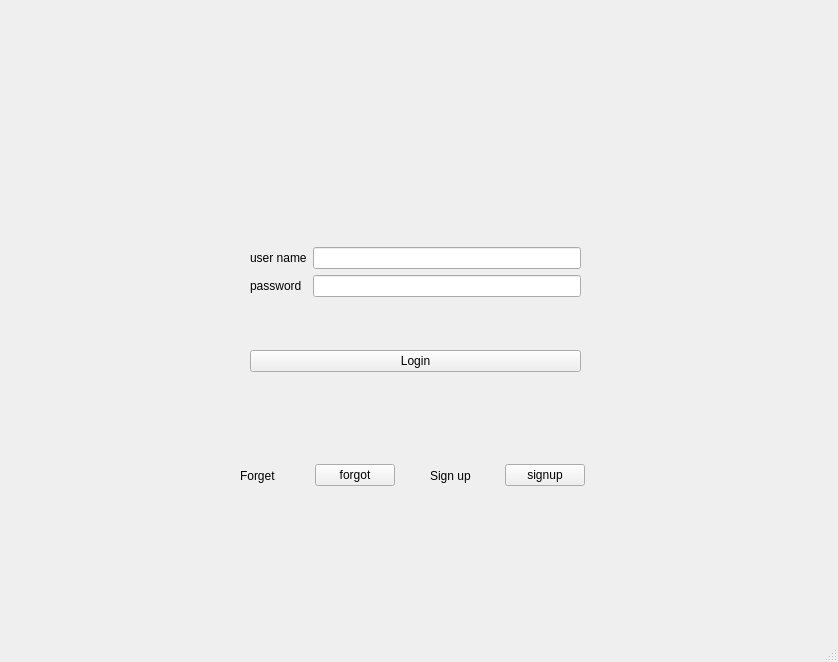
Above: Client/myclient.ui from amirsoleimani7/AP_Project before the change. Below: the same form after it.
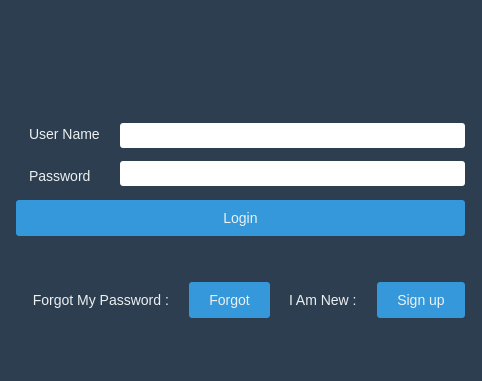
That is the form after the change.

```diff
--- a/Client/myclient.ui
+++ b/Client/myclient.ui
@@ -6,23 +6,128 @@
    <rect>
     <x>0</x>
     <y>0</y>
-    <width>838</width>
-    <height>662</height>
+    <width>482</width>
+    <height>381</height>
    </rect>
   </property>
   <property name="windowTitle">
    <string>myClient</string>
   </property>
+  <property name="styleSheet">
+   <string notr="true">QPushButton{
+  background-color: #3498db;
+  color: #ecf0f1;
+  padding: 10px 20px;
+  border: none;
+  border-radius: 3px;
+  cursor: pointer;
+  font-size: 14px;
+}
+QPushButton:hover {
+  background-color: #2980b9;
+}
+QLabel{
+  font-family: 'Arial', sans-serif;
+  background-color: #2c3e50;
+  color: #ecf0f1;
+  padding: 10px;
+  text-align: center;
+  font-size: 14px;
+}
+QLineEdit{
+  border-radius: 3px;
+  border: none;
+  Hight: 20px
+}
+QDialog
+{
+background-color: #2c3e50;
+}
+QMainWindow{
+  background-color: #2c3e50;
+}
+QMessageBox{
+	 background-color: #2c3e50;
+}
+QCombobox{
+  background-color: #2c3e50;
+  color: #ecf0f1;
+  padding: 10px 20px;
+  border: none;
+  border-radius: 3px;
+  cursor: pointer;
+}</string>
+  </property>
   <widget class="QWidget" name="centralwidget">
-   <widget class="QWidget" name="layoutWidget">
-    <property name="geometry">
-     <rect>
-      <x>250</x>
-      <y>200</y>
-      <width>331</width>
-      <height>221</height>
-     </rect>
-    </property>
+   <layout class="QGridLayout" name="gridLayout">
+    <item row="2" column="2">
+     <spacer name="horizontalSpacer_2">
+      <property name="orientation">
+       <enum>Qt::Horizontal</enum>
+      </property>
+      <property name="sizeHint" stdset="0">
+       <size>
+        <width>40</width>
+        <height>20</height>
+       </size>
+      </property>
+     </spacer>
+    </item>
+    <item row="3" column="1">
+     <spacer name="verticalSpacer_2">
+      <property name="orientation">
+       <enum>Qt::Vertical</enum>
+      </property>
+      <property name="sizeHint" stdset="0">
+       <size>
+        <width>20</width>
+        <height>40</height>
+       </size>
+      </property>
+     </spacer>
+    </item>
+    <item row="1" column="1">
+     <spacer name="verticalSpacer_4">
+      <property name="orientation">
+       <enum>Qt::Vertical</enum>
+      </property>
+      <property name="sizeHint" stdset="0">
+       <size>
+        <width>20</width>
+        <height>40</height>
+       </size>
+      </property>
+     </spacer>
+    </item>
+    <item row="2" column="0">
+     <spacer name="horizontalSpacer">
+      <property name="orientation">
+       <enum>Qt::Horizontal</enum>
+      </property>
+      <property name="sizeHint" stdset="0">
+       <size>
+        <width>40</width>
+        <height>20</height>
+       </size>
+      </property>
+     </spacer>
+    </item>
+    <item row="0" column="1">
+     <spacer name="verticalSpacer">
+      <property name="orientation">
+       <enum>Qt::Vertical</enum>
+      </property>
+      <property name="sizeHint" stdset="0">
+       <size>
+        <width>20</width>
+        <height>40</height>
+       </size>
+      </property>
+     </spacer>
+    </item>
+    <item row="2" column="1">
+     <layout class="QVBoxLayout" name="verticalLayout_4">
+      <item>
     <layout class="QVBoxLayout" name="verticalLayout_3">
      <item>
       <layout class="QHBoxLayout" name="horizontalLayout">
@@ -31,14 +136,14 @@
          <item>
           <widget class="QLabel" name="label_user_name">
            <property name="text">
-            <string>user name</string>
+               <string>User Name</string>
            </property>
           </widget>
          </item>
          <item>
           <widget class="QLabel" name="label_password">
            <property name="text">
-            <string>password</string>
+               <string>Password</string>
            </property>
           </widget>
          </item>
@@ -47,10 +152,24 @@
        <item>
         <layout class="QVBoxLayout" name="verticalLayout">
          <item>
-          <widget class="QLineEdit" name="lineEdit_User_Name"/>
+             <widget class="QLineEdit" name="lineEdit_User_Name">
+              <property name="minimumSize">
+               <size>
+                <width>0</width>
+                <height>25</height>
+               </size>
+              </property>
+             </widget>
          </item>
          <item>
-          <widget class="QLineEdit" name="lineEdit_Password"/>
+             <widget class="QLineEdit" name="lineEdit_Password">
+              <property name="minimumSize">
+               <size>
+                <width>0</width>
+                <height>25</height>
+               </size>
+              </property>
+             </widget>
          </item>
         </layout>
        </item>
@@ -63,72 +182,65 @@
        </property>
       </widget>
      </item>
-    </layout>
-   </widget>
-   <widget class="QWidget" name="layoutWidget">
-    <property name="geometry">
-     <rect>
-      <x>240</x>
-      <y>460</y>
-      <width>155</width>
-      <height>31</height>
-     </rect>
-    </property>
+        <item>
+         <spacer name="verticalSpacer_3">
+          <property name="orientation">
+           <enum>Qt::Vertical</enum>
+          </property>
+          <property name="sizeHint" stdset="0">
+           <size>
+            <width>20</width>
+            <height>40</height>
+           </size>
+          </property>
+         </spacer>
+        </item>
+        <item>
+         <layout class="QHBoxLayout" name="horizontalLayout_4">
+          <item>
     <layout class="QHBoxLayout" name="horizontalLayout_2">
      <item>
       <widget class="QLabel" name="label_forget">
        <property name="text">
-        <string>Forget</string>
+               <string> Forgot My Password :</string>
        </property>
       </widget>
      </item>
      <item>
       <widget class="QPushButton" name="pushButton_forgot">
        <property name="text">
-        <string>forgot</string>
+               <string>Forgot</string>
        </property>
       </widget>
      </item>
-    </layout>
-   </widget>
-   <widget class="QWidget" name="layoutWidget">
-    <property name="geometry">
-     <rect>
-      <x>430</x>
-      <y>460</y>
-      <width>155</width>
-      <height>31</height>
-     </rect>
-    </property>
+            <item>
     <layout class="QHBoxLayout" name="horizontalLayout_3">
      <item>
       <widget class="QLabel" name="label_signup">
        <property name="text">
-        <string>Sign up</string>
+                 <string>I Am New :</string>
        </property>
       </widget>
      </item>
      <item>
       <widget class="QPushButton" name="pushButton_signup">
        <property name="text">
-        <string>signup</string>
+                 <string>Sign up</string>
        </property>
       </widget>
      </item>
     </layout>
-   </widget>
-  </widget>
-  <widget class="QMenuBar" name="menubar">
-   <property name="geometry">
-    <rect>
-     <x>0</x>
-     <y>0</y>
-     <width>838</width>
-     <height>25</height>
-    </rect>
-   </property>
-  </widget>
-  <widget class="QStatusBar" name="statusbar"/>
+            </item>
+           </layout>
+          </item>
+         </layout>
+        </item>
+       </layout>
+      </item>
+     </layout>
+    </item>
+   </layout>
+  </widget>
  </widget>
  <resources/>
  <connections/>
```
Lines whose indentation alone changed are shown as unchanged.
